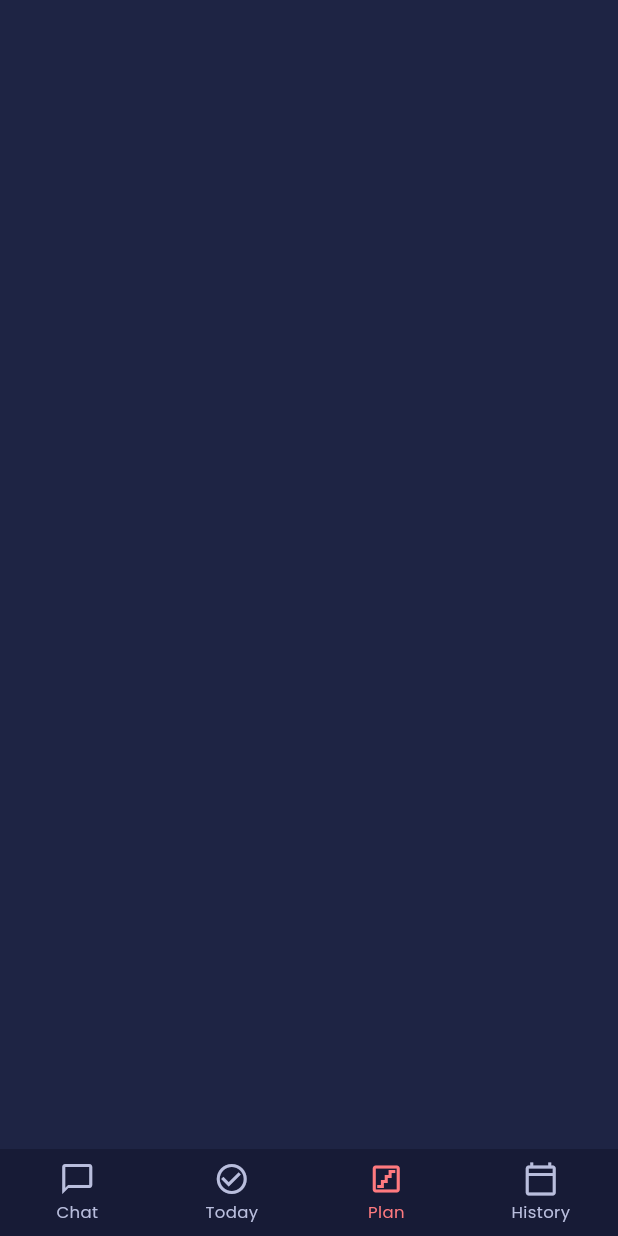
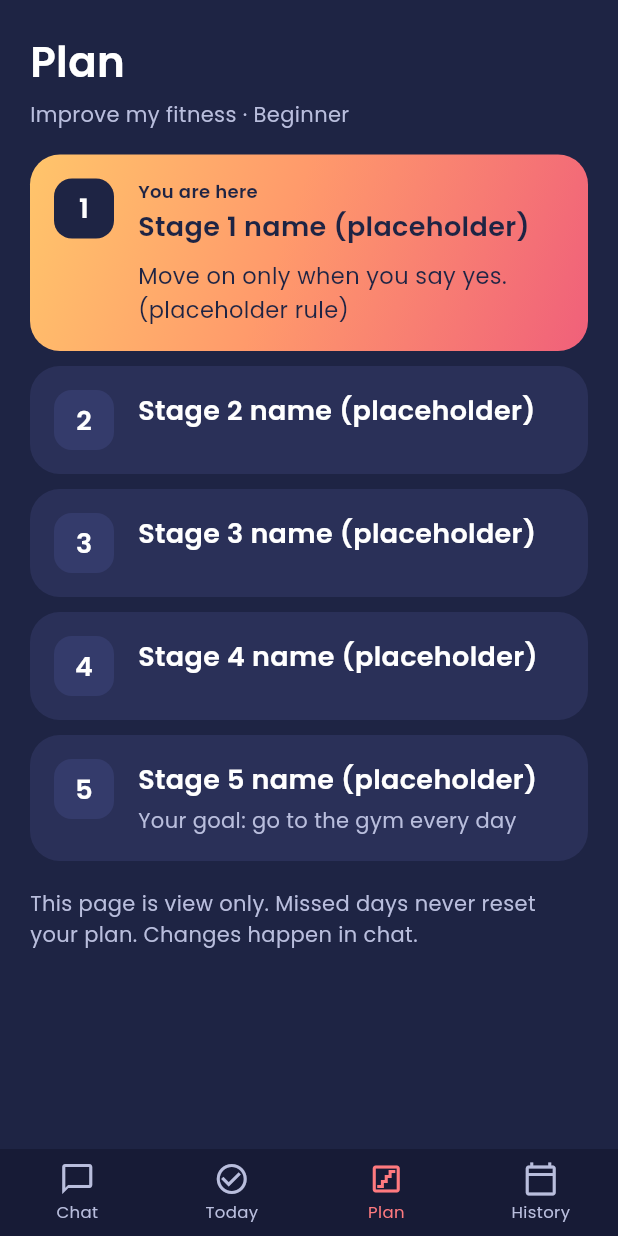
Before and after one commit to dewmal/one_habit, a Flutter app: the MainShell screen opened directly, item 3 of the bottom bar chosen, on a phone screen of 412 x 824 dp. Run offline on Flutter 3.47's test engine with Material 3 defaults, Android fonts, the phone set to English and light mode, and no system bars; our stand-ins replace flutter_riverpod, flutter_secure_storage, sqflite_sqlcipher; accounts and stored records are empty.

Commit message:
Screen 11 Plan: view-only stages with the current one marked
Co-Authored-By: Claude Haiku 5.5 <noreply@anthropic.com>

```diff
--- a/lib/app/dummy_data.dart
+++ b/lib/app/dummy_data.dart
@@ -68,3 +68,6 @@ List<DayEntry> dummyHistory(DateTime today) {
     ),
   ];
 }
+
+/// Goal shown on Plan when the user has not set one yet (dummy).
+final dummyGoal = dummyText('go to the gym every day');
--- a/lib/i18n/language.dart
+++ b/lib/i18n/language.dart
@@ -68,6 +68,12 @@ const Map<String, Map<AppLanguage, String>> _strings = {
     AppLanguage.en: '{n} small steps today. Any one of them counts.',
   },
   'today.log_button': {AppLanguage.en: 'Log how it went'},
+  'plan.title': {AppLanguage.en: 'Plan'},
+  'plan.here': {AppLanguage.en: 'You are here'},
+  'plan.goal': {AppLanguage.en: 'Your goal: {goal}'},
+  'plan.note': {
+    AppLanguage.en: 'This page is view only. Missed days never reset your plan. Changes happen in chat.',
+  },
   'level.intro': {AppLanguage.en: 'Thanks. Here is where we start.'},
   'level.heading': {AppLanguage.en: 'Your starting level'},
   'level.steps_heading': {AppLanguage.en: "Tomorrow's small steps"},
--- a/lib/screens/main_shell.dart
+++ b/lib/screens/main_shell.dart
@@ -5,9 +5,10 @@ import '../app/tabs.dart';
 import '../components/bottom_nav.dart';
 import '../i18n/language.dart';
 import 'chat_page.dart';
+import 'plan_page.dart';
 import 'today_page.dart';
 
-/// The four tabs with the bottom nav. Plan and History are added in their screen commits.
+/// The four tabs with the bottom nav. History is added in its screen commit.
 class MainShell extends ConsumerWidget {
   const MainShell({super.key});
 
@@ -22,7 +23,7 @@ class MainShell extends ConsumerWidget {
         children: const [
           ChatPage(),
           TodayPage(),
-          SizedBox.shrink(),
+          PlanPage(),
           SizedBox.shrink(),
         ],
       ),
--- /dev/null
+++ b/lib/screens/plan_page.dart
@@ -0,0 +1,130 @@
+import 'package:flutter/material.dart';
+import 'package:flutter_riverpod/flutter_riverpod.dart';
+
+import '../app/day_state.dart';
+import '../app/dummy_data.dart';
+import '../chat/chat_controller.dart';
+import '../i18n/language.dart';
+import '../plugins/fitness_plugin.dart';
+import '../theme/app_theme.dart';
+
+/// Screen 11: view-only list of the stages. Changes happen in chat.
+class PlanPage extends ConsumerWidget {
+  const PlanPage({super.key});
+
+  @override
+  Widget build(BuildContext context, WidgetRef ref) {
+    final language = ref.watch(languageProvider);
+    final current = ref.watch(dayProvider.select((d) => d.stageIndex));
+    final chat = ref.watch(chatProvider);
+    final level = fitnessPlugin.levels.firstWhere(
+      (l) => l.id == (chat.level ?? 'beginner'),
+      orElse: () => fitnessPlugin.levels.first,
+    );
+    final goal = chat.goal ?? resolve(dummyGoal, language);
+    final stages = fitnessPlugin.stages;
+
+    return SafeArea(
+      bottom: false,
+      child: ListView(
+        padding: const EdgeInsets.all(AppSpacing.screen),
+        children: [
+          Text(tr('plan.title', language), style: AppText.screenTitle),
+          const SizedBox(height: 4),
+          Text(
+            '${resolve(dummyProjectName, language)} · ${resolve(level.label, language)}',
+            style: AppText.bodyMuted,
+          ),
+          const SizedBox(height: AppSpacing.gap16),
+          for (final stage in stages) ...[
+            _StageRow(
+              number: stage.index + 1,
+              name: resolve(stage.name, language),
+              current: stage.index == current,
+              rule: resolve(fitnessPlugin.moveOnRule, language),
+              youAreHere: tr('plan.here', language),
+              goalLine: stage.index == stages.length - 1
+                  ? resolve(textOf('plan.goal', {'goal': goal}), language)
+                  : null,
+            ),
+            const SizedBox(height: AppSpacing.gap10),
+          ],
+          const SizedBox(height: AppSpacing.gap8),
+          Text(tr('plan.note', language), style: AppText.bodyMuted),
+        ],
+      ),
+    );
+  }
+}
+
+class _StageRow extends StatelessWidget {
+  const _StageRow({
+    required this.number,
+    required this.name,
+    required this.current,
+    required this.rule,
+    required this.youAreHere,
+    this.goalLine,
+  });
+
+  final int number;
+  final String name;
+  final bool current;
+  final String rule;
+  final String youAreHere;
+  final String? goalLine;
+
+  @override
+  Widget build(BuildContext context) {
+    final ink = current ? AppColors.bg : AppColors.text;
+    return Container(
+      width: double.infinity,
+      padding: const EdgeInsets.all(AppSpacing.gap16),
+      decoration: BoxDecoration(
+        gradient: current ? sunsetGradient : null,
+        color: current ? null : AppColors.surface,
+        borderRadius: BorderRadius.circular(AppRadii.card),
+      ),
+      child: Row(
+        crossAxisAlignment: CrossAxisAlignment.start,
+        children: [
+          Container(
+            width: 40,
+            height: 40,
+            alignment: Alignment.center,
+            decoration: BoxDecoration(
+              color: current ? AppColors.bg : AppColors.surfaceRaised,
+              borderRadius: BorderRadius.circular(AppRadii.smallButton),
+            ),
+            child: Text(
+              '$number',
+              style: AppText.cardTitle.copyWith(color: AppColors.text),
+            ),
+          ),
+          const SizedBox(width: AppSpacing.gap16),
+          Expanded(
+            child: Column(
+              crossAxisAlignment: CrossAxisAlignment.start,
+              children: [
+                if (current)
+                  Text(
+                    youAreHere,
+                    style: AppText.smallLabel.copyWith(color: AppColors.bg),
+                  ),
+                Text(name, style: AppText.cardTitle.copyWith(color: ink)),
+                if (current) ...[
+                  const SizedBox(height: AppSpacing.gap8),
+                  Text(rule, style: AppText.body.copyWith(color: AppColors.bg)),
+                ],
+                if (goalLine != null) ...[
+                  const SizedBox(height: 4),
+                  Text(goalLine!, style: AppText.bodyMuted),
+                ],
+              ],
+            ),
+          ),
+        ],
+      ),
+    );
+  }
+}
```
Also changed, not shown: 2 other files.
